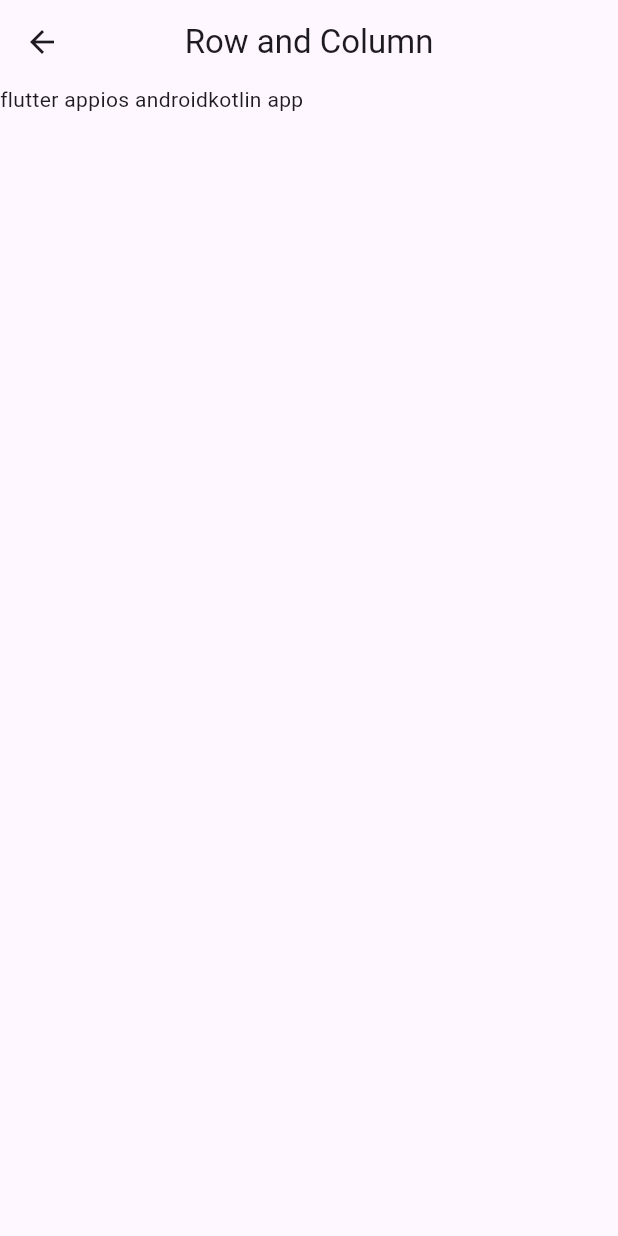
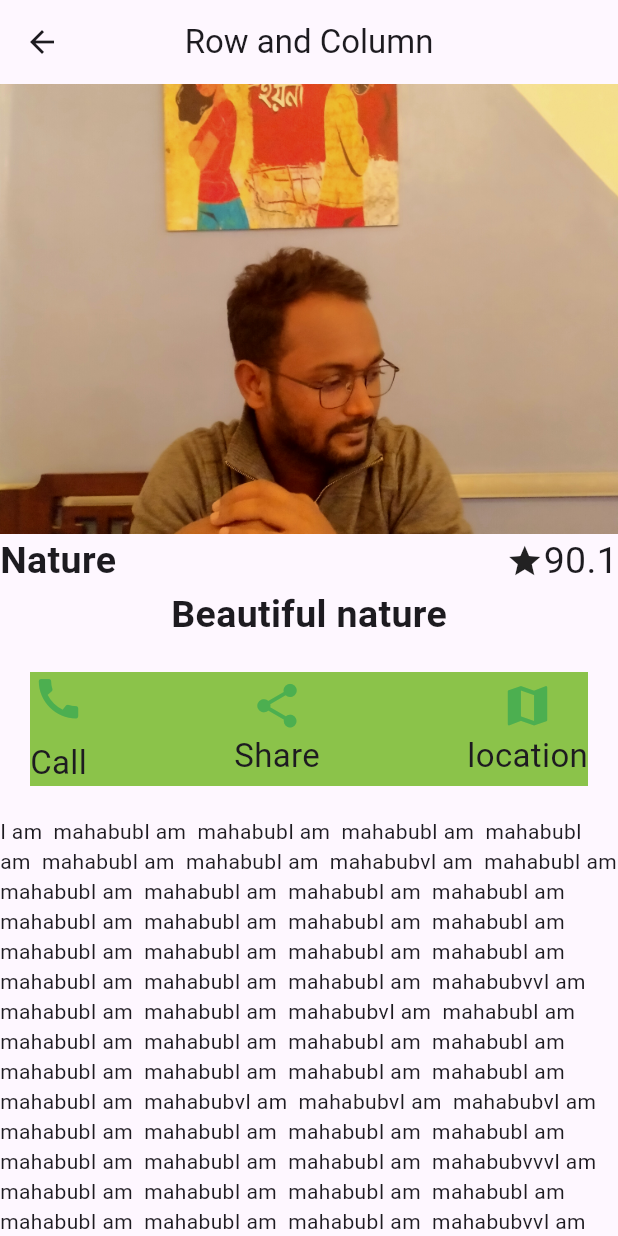
Before and after one commit to Maha6468/flutter_content_on_demand, a Flutter app: the RowColumn screen opened directly, on a phone screen of 412 x 824 dp. Run offline on Flutter 3.47's test engine with Material 3 defaults, Android fonts, the phone set to English and light mode, and no system bars.

Commit message:
Row column design

```diff
--- a/lib/class_serial/row_column_5.dart
+++ b/lib/class_serial/row_column_5.dart
@@ -11,22 +11,60 @@ class RowColumn extends StatelessWidget {
         title:Text('Row and Column'),
         centerTitle: true,
         ),
-      // body:Column(
-      //   mainAxisAlignment: MainAxisAlignment.spaceEvenly,
-      //   crossAxisAlignment: CrossAxisAlignment.end,
-      //   children: [
-      //   Text('flutter app'),
-      //   Text('ios android'),
-      //   Text('kotlin app')
-      // ],
-      // )
-      body: Row(
-          children: [
-         Text('flutter app'),
-         Text('ios android'),
-         Text('kotlin app')
-         ],
+       body:Column(
+         children: [
+           Image.asset('images/ma.jpg',
+             height: 300,
+             width:double.infinity,fit:BoxFit.cover,
+           ),
+               Row(
+                 mainAxisAlignment: MainAxisAlignment.spaceBetween,
+                 children: [
+                   Text('Nature',style: TextStyle(fontSize: 25,fontWeight:FontWeight.bold),),
+                   Row(
+                     children: [
+                       Icon(Icons.star,size: 25,),
+                       Text('90.1',style: TextStyle(fontSize: 25.0),),
+                     ],
+                   )
+                 ],
+               ),
+           Text('Beautiful nature',style: TextStyle(fontSize: 25.0,fontWeight: FontWeight.bold),),
+           Padding(
+             padding: const EdgeInsets.all(10.0),
+             child: Container(
+               color: Colors.lightGreen,
+               margin: EdgeInsets.symmetric(horizontal: 10.0,vertical: 10.0),
 
+               child: Row(
+                 mainAxisAlignment: MainAxisAlignment.spaceBetween,
+                 children: [
+                   Column(
+                     children: [
+                       Icon(Icons.call,size: 35.0,color: Colors.green,),
+                       SizedBox(height: 10,),
+                       Text('Call',style: TextStyle(fontSize: 22),),
+                     ],
+                   ),
+                   Column(
+                     children: [
+                       Icon(Icons.share,size: 35.0,color: Colors.green,),
+                       Text('Share',style: TextStyle(fontSize: 22),),
+                     ],
+                   ),
+                   Column(
+                     children: [
+                       Icon(Icons.map,size: 35.0,color: Colors.green,),
+                       Text('location',style: TextStyle(fontSize: 22),),
+                     ],
+                   ),
+                 ],
+               ),
+             ),
+           ),
+           Text('I am  mahabubI am  mahabubI am  mahabubI am  mahabubI am  mahabubI am  mahabubI am  mahabubvI am  mahabubI am  mahabubI am  mahabubI am  mahabubI am  mahabubI am  mahabubI am  mahabubI am  mahabubI am  mahabubI am  mahabubI am  mahabubI am  mahabubI am  mahabubI am  mahabubI am  mahabubI am  mahabubI am  mahabubvv'
+               'I am  mahabubI am  mahabubI am  mahabubvI am  mahabubI am  mahabubI am  mahabubI am  mahabubI am  mahabubI am  mahabubI am  mahabubI am  mahabubI am  mahabubI am  mahabubI am  mahabubvI am  mahabubvI am  mahabubvI am  mahabubI am  mahabubI am  mahabubI am  mahabubI am  mahabubI am  mahabubI am  mahabubI am  mahabubvvvI am  mahabubI am  mahabubI am  mahabubI am  mahabubI am  mahabubI am  mahabubI am  mahabubI am  mahabubvvI am  mahabubvI am  mahabubI am  mahabubI am  mahabubI am  mahabubI am  mahabubI am  mahabubvI am  mahabubvvI am  mahabubI am  mahabubI am  mahabubI am  mahabubI am  mahabubI am  mahabubI am  mahabubI am  mahabubI am  mahabubv')
+        ]
       ),
     );
   }
--- a/pubspec.yaml
+++ b/pubspec.yaml
@@ -58,9 +58,8 @@ flutter:
   uses-material-design: true
 
   # To add assets to your application, add an assets section, like this:
-  # assets:
-  #   - images/a_dot_burr.jpeg
-  #   - images/a_dot_ham.jpeg
+  assets:
+    - images/ma.jpg
 
   # An image asset can refer to one or more resolution-specific "variants", see
   # https://flutter.dev/to/resolution-aware-images
```
Also changed, not shown: images/ma.jpg (added).
